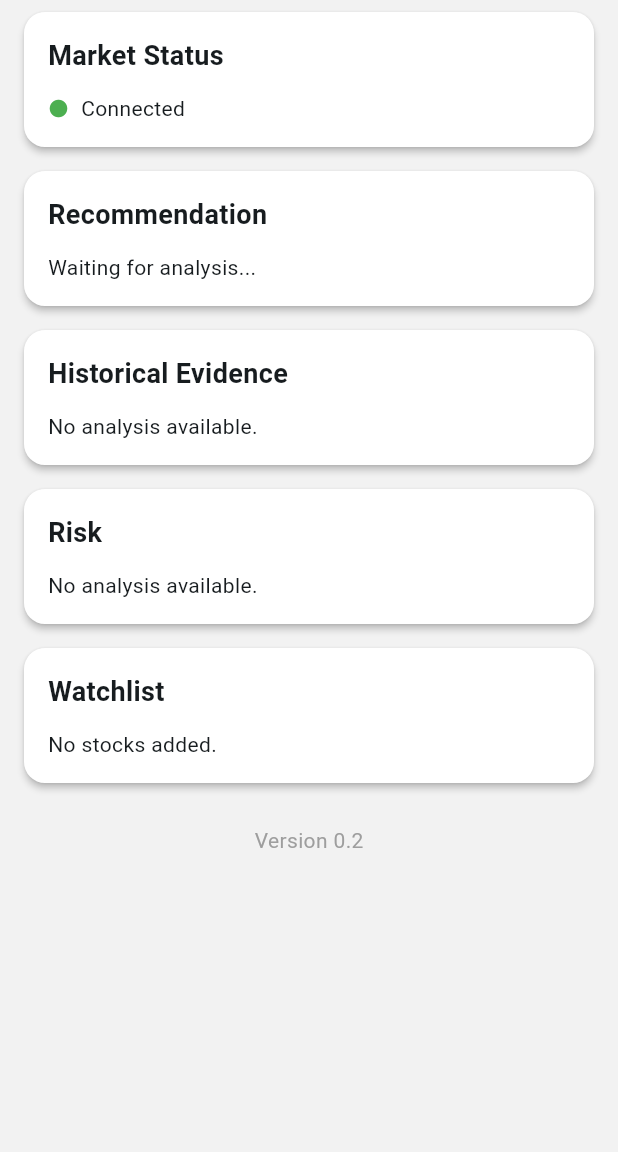
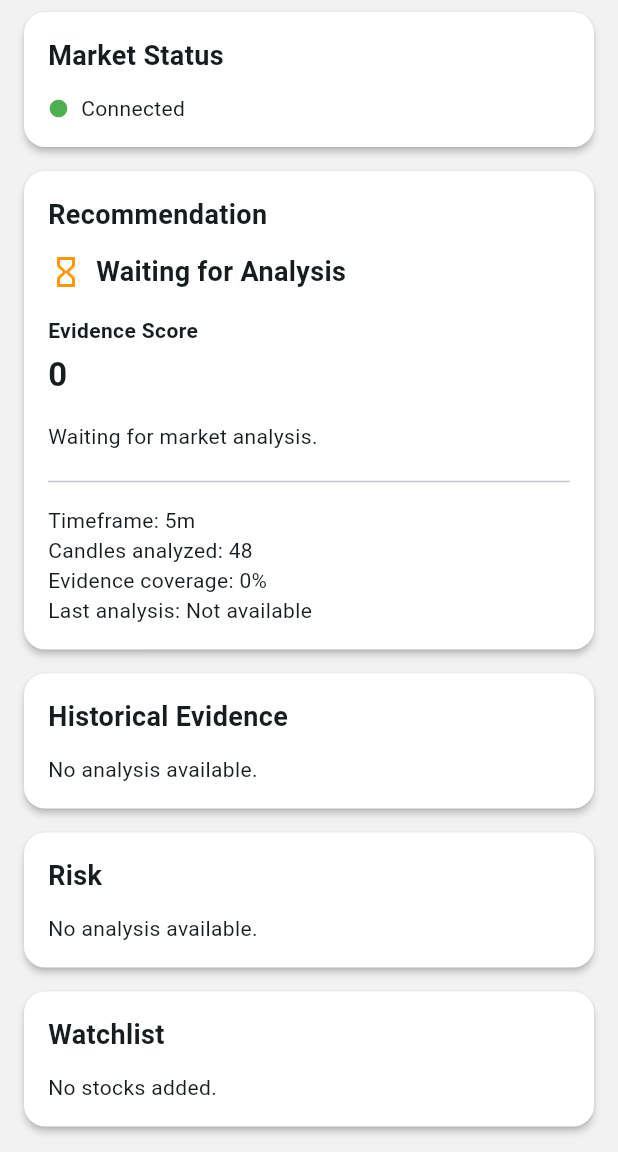
Before and after one commit to yaronmsk/TradePilotAI, a Flutter app: the screen it shows after launch, on a phone screen of 412 x 824 dp, the part 84-1236 px from its top. Run offline on Flutter 3.47's test engine with Material 3 defaults, Android fonts, the phone set to English and light mode, and no system bars.

Commit message:
feat: add recommendation evidence models and model-driven UI

```diff
--- a/mobile/lib/features/dashboard/dashboard_page.dart
+++ b/mobile/lib/features/dashboard/dashboard_page.dart
@@ -1,8 +1,9 @@
 import 'package:flutter/material.dart';
 
+import '../recommendation/models/recommendation.dart';
+import '../recommendation/widgets/recommendation_card.dart';
 import 'widgets/historical_evidence_card.dart';
 import 'widgets/market_status_card.dart';
-import 'widgets/recommendation_card.dart';
 import 'widgets/risk_card.dart';
 import 'widgets/watchlist_card.dart';
 
@@ -13,24 +14,26 @@ class DashboardPage extends StatelessWidget {
   Widget build(BuildContext context) {
     return Scaffold(
       appBar: AppBar(
-        title: const Text("TradePilot AI"),
+        title: const Text('TradePilot AI'),
       ),
       body: SafeArea(
         child: ListView(
-          children: const [
-            MarketStatusCard(),
-            RecommendationCard(),
-            HistoricalEvidenceCard(),
-            RiskCard(),
-            WatchlistCard(),
-            SizedBox(height: 20),
-            Center(
+          children: [
+            const MarketStatusCard(),
+            RecommendationCard(
+              recommendation: Recommendation.empty(),
+            ),
+            const HistoricalEvidenceCard(),
+            const RiskCard(),
+            const WatchlistCard(),
+            const SizedBox(height: 20),
+            const Center(
               child: Text(
-                "Version 0.2",
+                'Version 0.2',
                 style: TextStyle(color: Colors.grey),
               ),
             ),
-            SizedBox(height: 20),
+            const SizedBox(height: 20),
           ],
         ),
       ),
--- a/mobile/lib/features/dashboard/widgets/historical_evidence_card.dart
+++ b/mobile/lib/features/dashboard/widgets/historical_evidence_card.dart
@@ -1,5 +1,5 @@
 import 'package:flutter/material.dart';
-import 'dashboard_card.dart';
+import '../../../shared/widgets/dashboard_card.dart';
 
 class HistoricalEvidenceCard extends StatelessWidget {
   const HistoricalEvidenceCard({super.key});
--- a/mobile/lib/features/dashboard/widgets/market_status_card.dart
+++ b/mobile/lib/features/dashboard/widgets/market_status_card.dart
@@ -1,5 +1,5 @@
 import 'package:flutter/material.dart';
-import 'dashboard_card.dart';
+import '../../../shared/widgets/dashboard_card.dart';
 
 class MarketStatusCard extends StatelessWidget {
   const MarketStatusCard({super.key});
--- a/mobile/lib/features/dashboard/widgets/recommendation_card.dart
+++ /dev/null
@@ -1,14 +0,0 @@
-import 'package:flutter/material.dart';
-import 'dashboard_card.dart';
-
-class RecommendationCard extends StatelessWidget {
-  const RecommendationCard({super.key});
-
-  @override
-  Widget build(BuildContext context) {
-    return const DashboardCard(
-      title: "Recommendation",
-      child: Text("Waiting for analysis..."),
-    );
-  }
-}
--- a/mobile/lib/features/dashboard/widgets/risk_card.dart
+++ b/mobile/lib/features/dashboard/widgets/risk_card.dart
@@ -1,5 +1,5 @@
 import 'package:flutter/material.dart';
-import 'dashboard_card.dart';
+import '../../../shared/widgets/dashboard_card.dart';
 
 class RiskCard extends StatelessWidget {
   const RiskCard({super.key});
--- a/mobile/lib/features/dashboard/widgets/watchlist_card.dart
+++ b/mobile/lib/features/dashboard/widgets/watchlist_card.dart
@@ -1,5 +1,5 @@
 import 'package:flutter/material.dart';
-import 'dashboard_card.dart';
+import '../../../shared/widgets/dashboard_card.dart';
 
 class WatchlistCard extends StatelessWidget {
   const WatchlistCard({super.key});
--- /dev/null
+++ b/mobile/lib/features/recommendation/models/evidence_report.dart
@@ -0,0 +1,64 @@
+import 'evidence_result.dart';
+
+class EvidenceReport {
+  final List<EvidenceResult> results;
+
+  /// Percentage of expected evidence providers that returned usable data.
+  final double coverage;
+
+  /// Number of evidence providers expected for this analysis.
+  final int expectedProviderCount;
+
+  const EvidenceReport({
+    required this.results,
+    required this.coverage,
+    required this.expectedProviderCount,
+  });
+
+  List<EvidenceResult> get availableResults =>
+      results.where((result) => result.isAvailable).toList();
+
+  List<EvidenceResult> get unavailableResults =>
+      results.where((result) => !result.isAvailable).toList();
+
+  List<EvidenceResult> get bullishResults => availableResults
+      .where((result) => result.direction == EvidenceDirection.bullish)
+      .toList();
+
+  List<EvidenceResult> get bearishResults => availableResults
+      .where((result) => result.direction == EvidenceDirection.bearish)
+      .toList();
+
+  List<EvidenceResult> get neutralResults => availableResults
+      .where((result) => result.direction == EvidenceDirection.neutral)
+      .toList();
+
+  int get availableProviderCount => availableResults.length;
+
+  bool get hasSufficientCoverage => coverage >= 0.60;
+
+  factory EvidenceReport.fromResults({
+    required List<EvidenceResult> results,
+    required int expectedProviderCount,
+  }) {
+    if (expectedProviderCount <= 0) {
+      return EvidenceReport(
+        results: List.unmodifiable(results),
+        coverage: 0,
+        expectedProviderCount: 0,
+      );
+    }
+
+    final availableCount =
+        results.where((result) => result.isAvailable).length;
+
+    final calculatedCoverage =
+        (availableCount / expectedProviderCount).clamp(0.0, 1.0);
+
+    return EvidenceReport(
+      results: List.unmodifiable(results),
+      coverage: calculatedCoverage,
+      expectedProviderCount: expectedProviderCount,
+    );
+  }
+}
--- /dev/null
+++ b/mobile/lib/features/recommendation/models/evidence_result.dart
@@ -0,0 +1,69 @@
+enum EvidenceStatus {
+  available,
+  unavailable,
+  insufficientData,
+  error,
+}
+
+enum EvidenceDirection {
+  bullish,
+  bearish,
+  neutral,
+  unknown,
+}
+
+enum EvidenceStrength {
+  veryWeak,
+  weak,
+  moderate,
+  strong,
+  exceptional,
+}
+
+class EvidenceResult {
+  final String providerName;
+  final EvidenceStatus status;
+  final EvidenceDirection direction;
+  final EvidenceStrength strength;
+
+  /// Evidence strength from 0 to 100.
+  final double score;
+
+  /// Default importance assigned to this evidence provider.
+  final double baseWeight;
+
+  /// Runtime adjustment based on the wider market context.
+  final double dynamicWeight;
+
+  /// Data reliability from 0 to 1.
+  final double reliability;
+
+  /// Human-readable values displayed in the UI.
+  final String currentValue;
+  final String baselineValue;
+  final String relativeValue;
+
+  final String explanation;
+  final String? unavailableReason;
+
+  const EvidenceResult({
+    required this.providerName,
+    required this.status,
+    required this.direction,
+    required this.strength,
+    required this.score,
+    required this.baseWeight,
+    required this.dynamicWeight,
+    required this.reliability,
+    required this.currentValue,
+    required this.baselineValue,
+    required this.relativeValue,
+    required this.explanation,
+    this.unavailableReason,
+  });
+
+  bool get isAvailable => status == EvidenceStatus.available;
+
+  double get effectiveWeight =>
+      isAvailable ? baseWeight * dynamicWeight * reliability : 0;
+}
--- /dev/null
+++ b/mobile/lib/features/recommendation/models/recommendation.dart
@@ -0,0 +1,58 @@
+import 'evidence_report.dart';
+
+enum RecommendationType {
+  strongBuy,
+  buy,
+  hold,
+  sell,
+  strongSell,
+  wait,
+  unknown,
+}
+
+class Recommendation {
+  final RecommendationType type;
+
+  /// Evidence strength from 0 to 100.
+  final double evidenceScore;
+
+  /// One-line explanation shown directly to the user.
+  final String oneLineExplanation;
+
+  /// Analysis interval, for example "5m".
+  final String timeframe;
+
+  /// Number of candles included in the analysis.
+  final int candleCount;
+
+  /// Time when the recommendation was generated.
+  final DateTime? analysisTime;
+
+  /// Detailed evidence supporting the recommendation.
+  final EvidenceReport evidenceReport;
+
+  const Recommendation({
+    required this.type,
+    required this.evidenceScore,
+    required this.oneLineExplanation,
+    required this.timeframe,
+    required this.candleCount,
+    required this.analysisTime,
+    required this.evidenceReport,
+  });
+
+  factory Recommendation.empty() {
+    return Recommendation(
+      type: RecommendationType.unknown,
+      evidenceScore: 0,
+      oneLineExplanation: 'Waiting for market analysis.',
+      timeframe: '5m',
+      candleCount: 48,
+      analysisTime: null,
+      evidenceReport: EvidenceReport.fromResults(
+        results: const [],
+        expectedProviderCount: 0,
+      ),
+    );
+  }
+}
--- /dev/null
+++ b/mobile/lib/features/recommendation/widgets/recommendation_card.dart
@@ -0,0 +1,130 @@
+import 'package:flutter/material.dart';
+
+import '../../../shared/widgets/dashboard_card.dart';
+import '../models/recommendation.dart';
+
+class RecommendationCard extends StatelessWidget {
+  final Recommendation recommendation;
+
+  const RecommendationCard({
+    super.key,
+    required this.recommendation,
+  });
+
+  @override
+  Widget build(BuildContext context) {
+    return DashboardCard(
+      title: 'Recommendation',
+      child: Column(
+        crossAxisAlignment: CrossAxisAlignment.start,
+        children: [
+          Row(
+            children: [
+              Icon(
+                _iconFor(recommendation.type),
+                color: _colorFor(recommendation.type),
+              ),
+              const SizedBox(width: 8),
+              Text(
+                _labelFor(recommendation.type),
+                style: const TextStyle(
+                  fontSize: 18,
+                  fontWeight: FontWeight.bold,
+                ),
+              ),
+            ],
+          ),
+          const SizedBox(height: 16),
+          const Text(
+            'Evidence Score',
+            style: TextStyle(fontWeight: FontWeight.bold),
+          ),
+          const SizedBox(height: 4),
+          Text(
+            recommendation.evidenceScore.toStringAsFixed(0),
+            style: const TextStyle(
+              fontSize: 22,
+              fontWeight: FontWeight.bold,
+            ),
+          ),
+          const SizedBox(height: 16),
+          Text(recommendation.oneLineExplanation),
+          const SizedBox(height: 12),
+          const Divider(),
+          const SizedBox(height: 8),
+          Text('Timeframe: ${recommendation.timeframe}'),
+          Text('Candles analyzed: ${recommendation.candleCount}'),
+          Text(
+            'Evidence coverage: '
+            '${(recommendation.evidenceReport.coverage * 100).toStringAsFixed(0)}%',
+          ),
+          Text(
+            'Last analysis: ${_formatAnalysisTime(recommendation.analysisTime)}',
+          ),
+        ],
+      ),
+    );
+  }
+
+  String _labelFor(RecommendationType type) {
+    switch (type) {
+      case RecommendationType.strongBuy:
+        return 'Strong Buy';
+      case RecommendationType.buy:
+        return 'Buy';
+      case RecommendationType.hold:
+        return 'Hold';
+      case RecommendationType.sell:
+        return 'Sell';
+      case RecommendationType.strongSell:
+        return 'Strong Sell';
+      case RecommendationType.wait:
+        return 'Wait';
+      case RecommendationType.unknown:
+        return 'Waiting for Analysis';
+    }
+  }
+
+  IconData _iconFor(RecommendationType type) {
+    switch (type) {
+      case RecommendationType.strongBuy:
+      case RecommendationType.buy:
+        return Icons.trending_up;
+      case RecommendationType.sell:
+      case RecommendationType.strongSell:
+        return Icons.trending_down;
+      case RecommendationType.hold:
+        return Icons.horizontal_rule;
+      case RecommendationType.wait:
+      case RecommendationType.unknown:
+        return Icons.hourglass_empty;
+    }
+  }
+
+  Color _colorFor(RecommendationType type) {
+    switch (type) {
+      case RecommendationType.strongBuy:
+      case RecommendationType.buy:
+        return Colors.green;
+      case RecommendationType.sell:
+      case RecommendationType.strongSell:
+        return Colors.red;
+      case RecommendationType.hold:
+        return Colors.blueGrey;
+      case RecommendationType.wait:
+      case RecommendationType.unknown:
+        return Colors.orange;
+    }
+  }
+
+  String _formatAnalysisTime(DateTime? analysisTime) {
+    if (analysisTime == null) {
+      return 'Not available';
+    }
+
+    final hour = analysisTime.hour.toString().padLeft(2, '0');
+    final minute = analysisTime.minute.toString().padLeft(2, '0');
+
+    return '$hour:$minute';
+  }
+}
```
Also changed, not shown: mobile/lib/shared/widgets/dashboard_card.dart (renamed from mobile/lib/features/dashboard/widgets/dashboard_card.dart), 6 other files.
